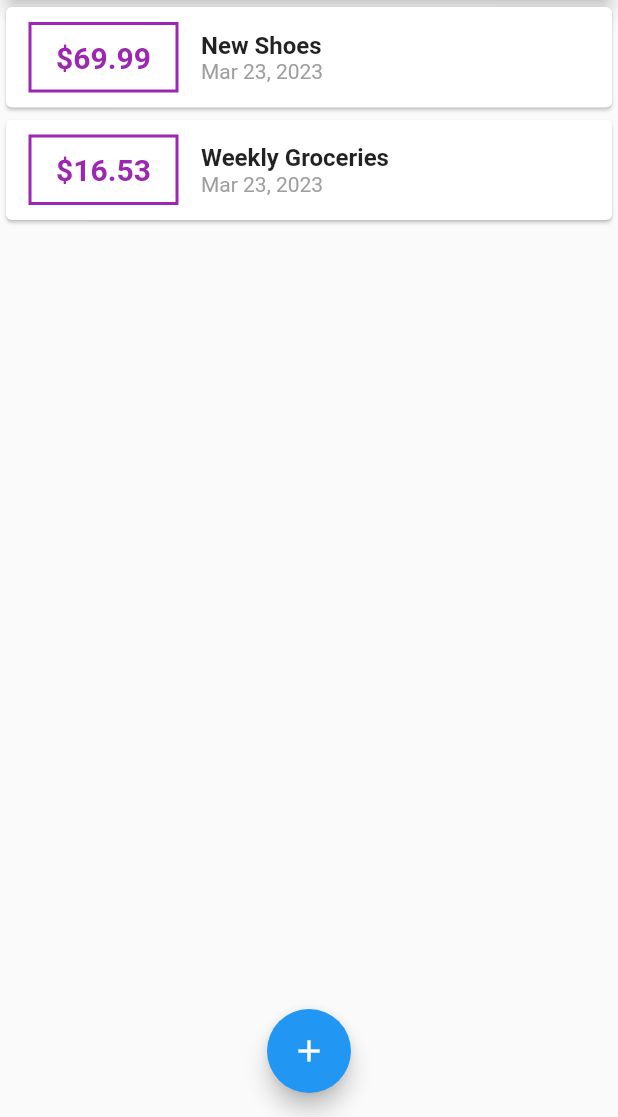
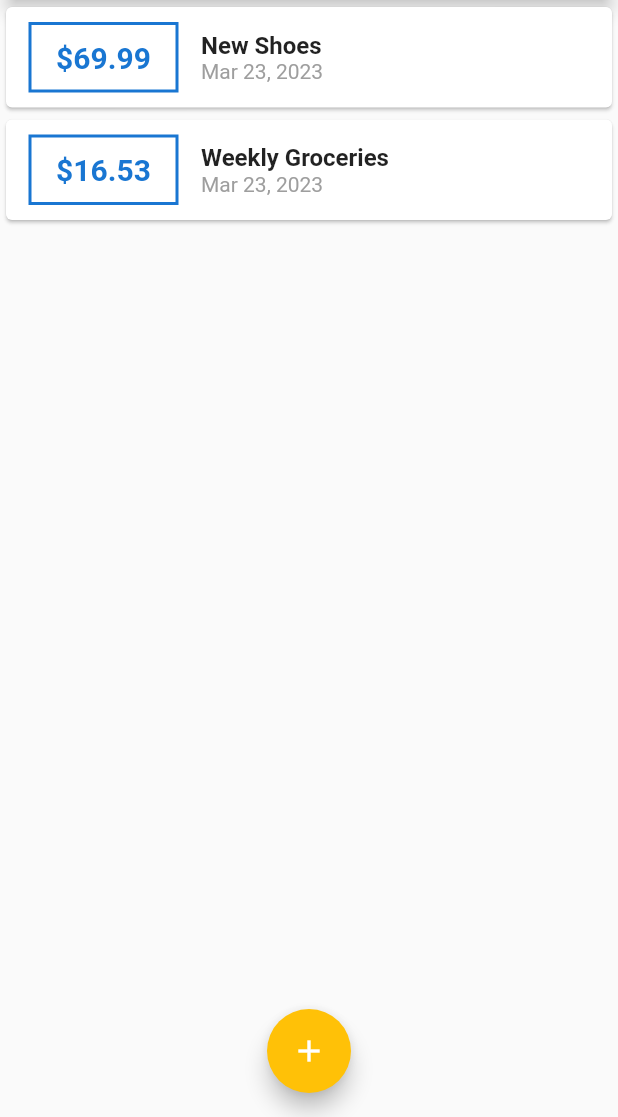
Before and after one commit to dieginin/expenses_app, a Flutter app: the screen it shows after launch, on a phone screen of 412 x 824 dp, the part 119-1236 px from its top. Run offline on Flutter 3.47's test engine with Material 2 defaults, Android fonts, the phone set to English and light mode, and no system bars.

Commit message:
App theming

```diff
--- a/lib/main.dart
+++ b/lib/main.dart
@@ -46,9 +46,14 @@ class _MyAppState extends State<MyApp> {
 
   @override
   Widget build(BuildContext context) {
+    final ThemeData theme = ThemeData(primarySwatch: Colors.blue);
+
     return MaterialApp(
       debugShowCheckedModeBanner: false,
       title: 'Expenses App',
+      theme: theme.copyWith(
+        colorScheme: theme.colorScheme.copyWith(secondary: Colors.amber),
+      ),
       home: Scaffold(
         appBar: AppBar(
           title: const Text('Expenses'),
--- a/lib/widgets/transaction_list.dart
+++ b/lib/widgets/transaction_list.dart
@@ -22,7 +22,7 @@ class TransactionList extends StatelessWidget {
                 padding: const EdgeInsets.all(10),
                 decoration: BoxDecoration(
                   border: Border.all(
-                    color: Colors.purple,
+                    color: Theme.of(context).primaryColorDark,
                     width: 2,
                   ),
                 ),
@@ -30,8 +30,8 @@ class TransactionList extends StatelessWidget {
                   child: Text(
                     '\$${transactions[i].amount.toStringAsFixed(2)}',
                     textAlign: TextAlign.center,
-                    style: const TextStyle(
-                      color: Colors.purple,
+                    style: TextStyle(
+                      color: Theme.of(context).primaryColorDark,
                       fontSize: 20,
                       fontWeight: FontWeight.bold,
                     ),
```
Also changed, not shown: theme/theme.dart (added, +12 -0 lines).
